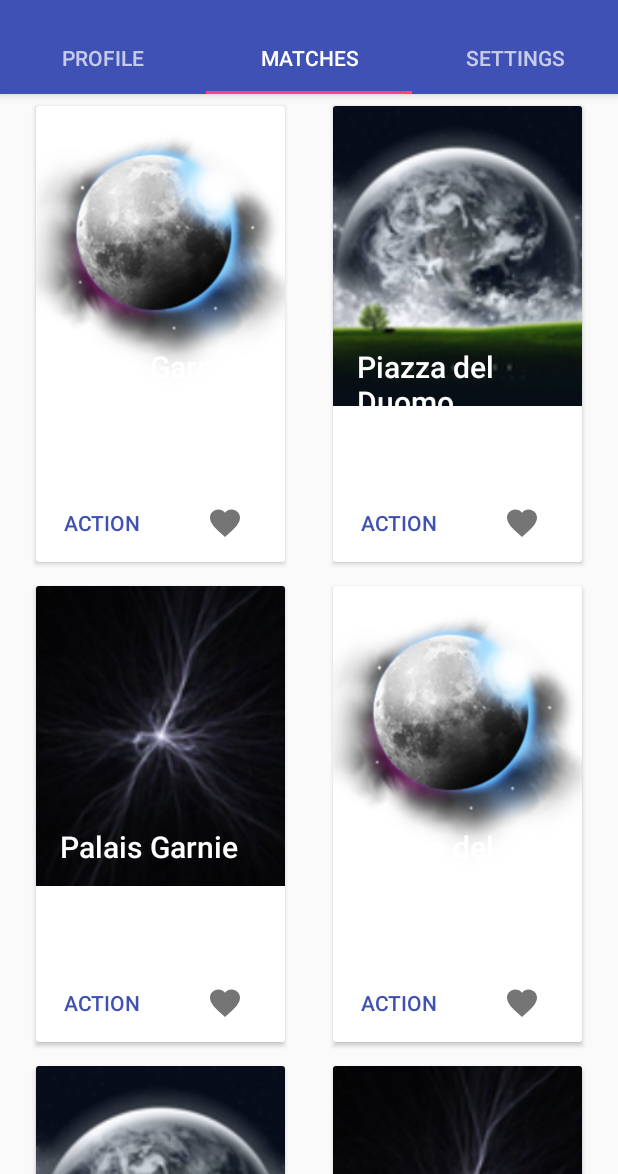
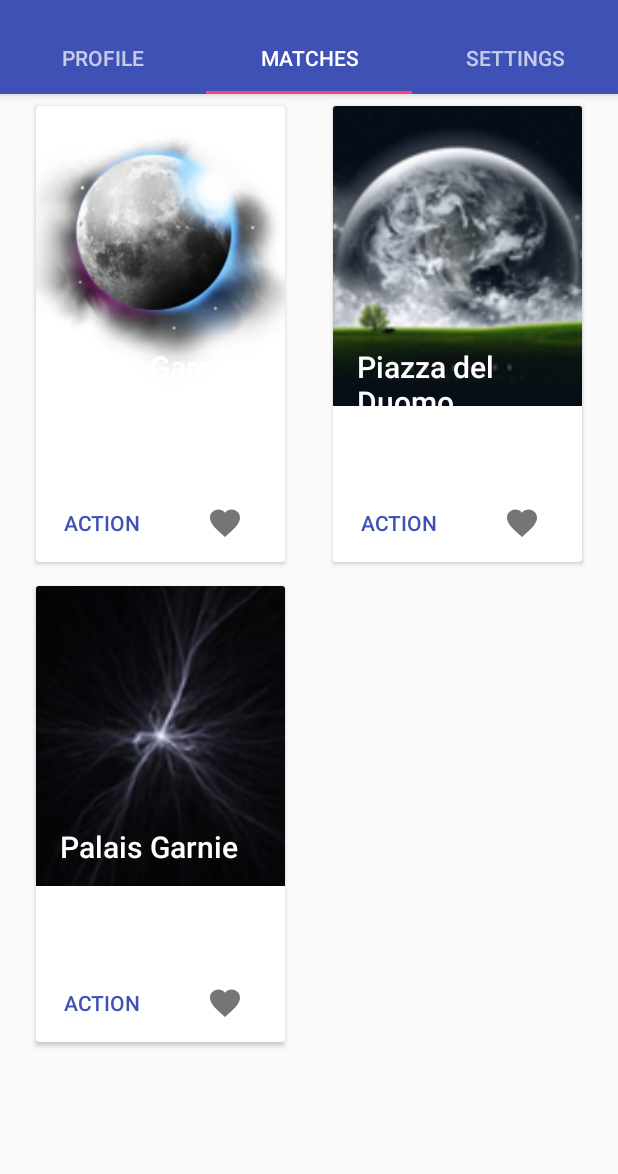
Before and after one commit to zoilaharo/MyApp, an Android app: the UserAccount screen opened directly, with no data from a screen before it, tab 2 chosen, on a phone screen of 412 x 824 dp, the part 62-1236 px from its top. Run offline under Robolectric (Android 15) with nearby library versions, the phone set to English and light mode, and no system bars; 6 statements that could not run were skipped.

Commit message:
Assig 5 - final

```diff
--- a/app/src/main/java/com/example/zoilaharo/myapp/ContentAdapter.java
+++ b/app/src/main/java/com/example/zoilaharo/myapp/ContentAdapter.java
@@ -6,8 +6,8 @@ import android.view.ViewGroup;
 
 public class ContentAdapter extends RecyclerView.Adapter<ViewHolder> {
     // Set numbers of List in RecyclerView.
-    private static final int LENGTH = 2;
-//    private static final int LENGTH = 18;
+//    private static final int LENGTH = 5;
+    private static final int LENGTH = 18;
 
     public ContentAdapter() {
     }
--- a/app/src/main/java/com/example/zoilaharo/myapp/MatchesContentFragment.java
+++ b/app/src/main/java/com/example/zoilaharo/myapp/MatchesContentFragment.java
@@ -6,26 +6,21 @@ import android.support.v7.widget.RecyclerView;
 import android.view.LayoutInflater;
 import android.view.View;
 import android.view.ViewGroup;
-
 import android.content.Context;
 import android.content.res.Resources;
 import android.content.res.TypedArray;
 import android.graphics.drawable.Drawable;
-import android.os.Bundle;
-import android.support.v4.app.Fragment;
 import android.support.v7.widget.GridLayoutManager;
-import android.support.v7.widget.LinearLayoutManager;
-import android.support.v7.widget.RecyclerView;
-import android.view.LayoutInflater;
-import android.view.View;
-import android.view.ViewGroup;
 import android.widget.ImageView;
 import android.widget.TextView;
+
 
 /**
  * Provides UI for the view with Cards.
  */
 public class MatchesContentFragment extends Fragment {
+
+
     @Override
     public View onCreateView(LayoutInflater inflater, ViewGroup container,
                              Bundle savedInstanceState) {
@@ -55,7 +50,7 @@ public class MatchesContentFragment extends Fragment {
      */
     public static class ContentAdapter extends RecyclerView.Adapter<ViewHolder> {
         // Set numbers of List in RecyclerView.
-        private static final int LENGTH = 18;
+        private static final int LENGTH = 3;
         private final String[] mPlaces;
         private final Drawable[] mPlacePictures;
         public ContentAdapter(Context context) {
@@ -85,4 +80,5 @@ public class MatchesContentFragment extends Fragment {
             return LENGTH;
         }
     }
+
 }
--- a/app/src/main/res/layout/activity_useraccount.xml
+++ b/app/src/main/res/layout/activity_useraccount.xml
@@ -23,7 +23,10 @@
         <android.support.design.widget.TabLayout
             android:id="@+id/tabs"
             android:layout_width="match_parent"
-            android:layout_height="wrap_content" />
+            android:layout_height="wrap_content"
+            app:tabMode="fixed"
+            app:tabGravity="fill"
+            />
     </android.support.design.widget.AppBarLayout>
     <android.support.v4.view.ViewPager
         android:id="@+id/viewpager"
--- a/app/src/main/res/layout/item_matches.xml
+++ b/app/src/main/res/layout/item_matches.xml
@@ -66,7 +66,8 @@
             android:layout_below="@+id/card_text"
             android:layout_alignParentRight="true"
             style="?android:attr/borderlessButtonStyle"
-            android:tint="@color/button_grey" />
+            android:tint="@color/button_grey"
+            android:text="@string/like" android:onClick="onClick"/>/>
 
     </RelativeLayout>
 </android.support.v7.widget.CardView>
--- a/app/src/main/res/values/strings.xml
+++ b/app/src/main/res/values/strings.xml
@@ -1,6 +1,6 @@
 <resources>
     <string name="app_name">Dating Website</string>
-    <string name="myinfo_edittext">Pena, Zoila Haro 5/3/2018</string>
+    <string name="myinfo_edittext">Pena, Zoila Haro 5/10/2018</string>
     <string name="header">Please enter your information.</string>
     <string name="feedbacktitle">Enter your name</string>
     <string name="feedbackemail">Enter your email</string>
@@ -71,4 +71,6 @@
     <string name="score_value">Score value: %d</string>
     <string name="Action">Action</string>
 
+    <string name="like">Like</string>
+    <string name="liketoast">Thanks for liking!</string>
 </resources>
```
Also changed, not shown: app/src/main/java/com/example/zoilaharo/myapp/UserAccount.java (+45 -7 lines), 1 other file.
